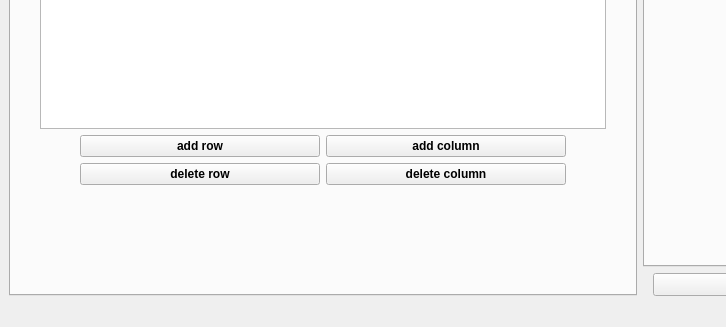
Kirikus/2024_Experiments, file main/mainwindow.ui: the form before one commit; both pictures show x 0 to 726 and y 393 to 720 of the 1280 by 720 pixel window.
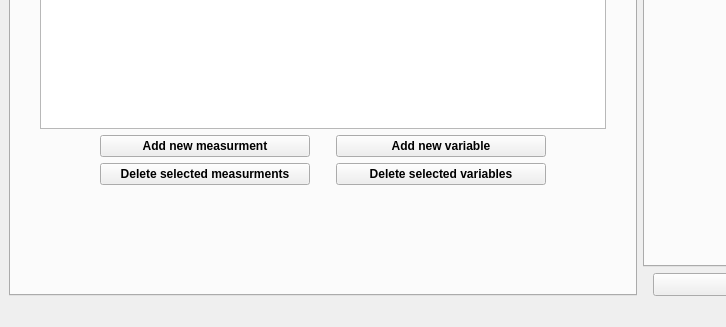
The form after the commit. Custom widgets are drawn as their Qt base class.

Commit message: Changes: -Update confirming func(improved comments) -Remade redraw plots logic(fixed lags) -Renamed buttons under main table -Fixed format

What changed in the file:
```diff
--- a/main/mainwindow.ui
+++ b/main/mainwindow.ui
@@ -137,14 +137,14 @@
               <item row="0" column="1">
                <widget class="QPushButton" name="addRowBtn">
                 <property name="text">
-                 <string>add row</string>
+                 <string>Add new measurment</string>
                 </property>
                </widget>
               </item>
               <item row="1" column="3">
                <widget class="QPushButton" name="deleteColumnBtn">
                 <property name="text">
-                 <string>delete column</string>
+                 <string>Delete selected variables</string>
                 </property>
                </widget>
               </item>
@@ -158,7 +158,7 @@
                 </property>
                 <property name="sizeHint" stdset="0">
                  <size>
-                  <width>40</width>
+                  <width>60</width>
                   <height>20</height>
                  </size>
                 </property>
@@ -167,14 +167,14 @@
               <item row="0" column="3">
                <widget class="QPushButton" name="addColumnBtn">
                 <property name="text">
-                 <string>add column</string>
+                 <string>Add new variable</string>
                 </property>
                </widget>
               </item>
               <item row="1" column="1">
                <widget class="QPushButton" name="deleteRowBtn">
                 <property name="text">
-                 <string>delete row</string>
+                 <string>Delete selected measurments</string>
                 </property>
                </widget>
               </item>
@@ -188,7 +188,23 @@
                 </property>
                 <property name="sizeHint" stdset="0">
                  <size>
-                  <width>40</width>
+                  <width>60</width>
+                  <height>20</height>
+                 </size>
+                </property>
+               </spacer>
+              </item>
+              <item row="0" column="2">
+               <spacer name="horizontalSpacer_18">
+                <property name="orientation">
+                 <enum>Qt::Horizontal</enum>
+                </property>
+                <property name="sizeType">
+                 <enum>QSizePolicy::Maximum</enum>
+                </property>
+                <property name="sizeHint" stdset="0">
+                 <size>
+                  <width>20</width>
                   <height>20</height>
                  </size>
                 </property>
```
The commit also changes 1 other file.
